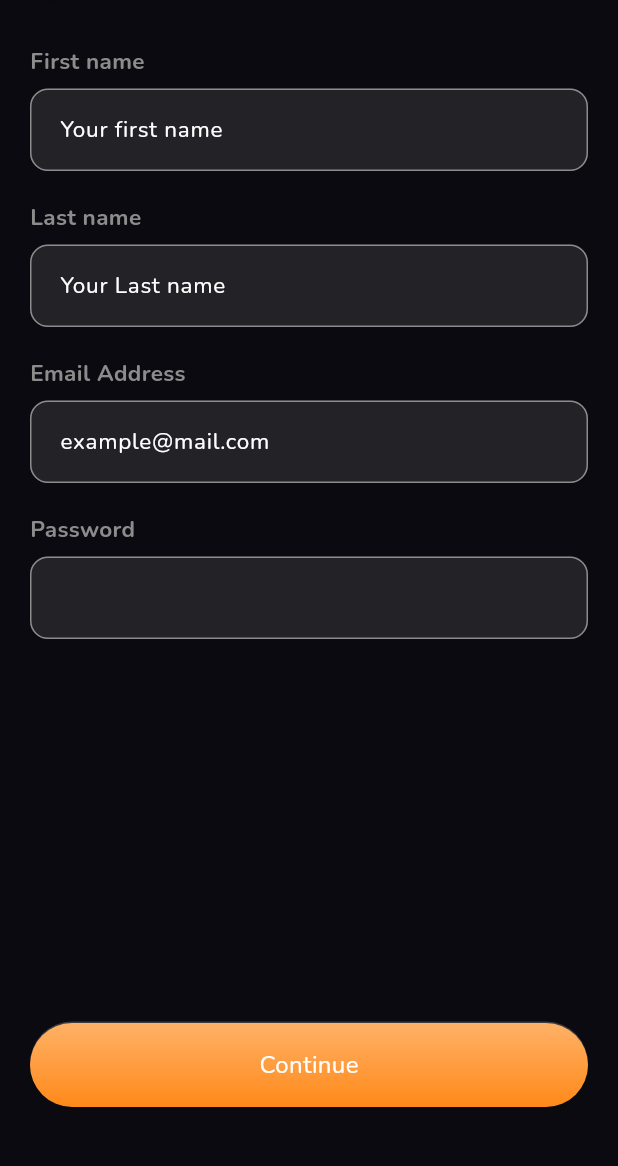
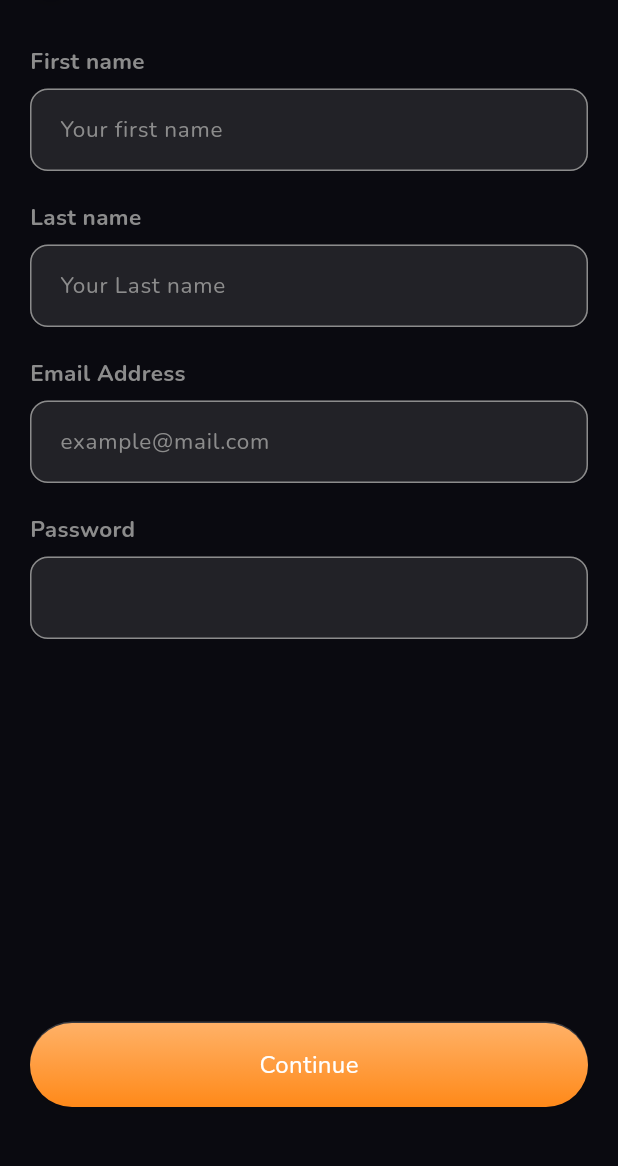
Before and after one commit to GetGoal/GetGoal-mobile, a Flutter app: the SignUpPage screen opened by its route, on a phone screen of 412 x 824 dp, the part 69-1235 px from its top. Run offline on Flutter 3.47's test engine with Material 3 defaults, Android fonts, the phone set to English and light mode, and no system bars; our stand-ins replace bloc, cached_network_image, dio, dotted_border, firebase_core, firebase_storage and 15 more; missing offline and left inert: firebase_app_check; accounts and stored records are empty; generated files the repository leaves out were written again.

Commit message:
Fix hint text color

```diff
--- a/lib/src/shared/widgets/text_field/normal_text_input_field.dart
+++ b/lib/src/shared/widgets/text_field/normal_text_input_field.dart
@@ -82,7 +82,9 @@ class NormalTextInputField extends StatelessWidget {
               isDense: true,
               hintText: hintText,
 
-              hintStyle: subHeadlineRegular().copyWith(color: AppColors.white),
+              hintStyle: subHeadlineRegular().copyWith(
+                color: AppColors.description,
+              ),
               errorStyle: subHeadlineRegular().copyWith(color: AppColors.red),
 
               // Background color
```
